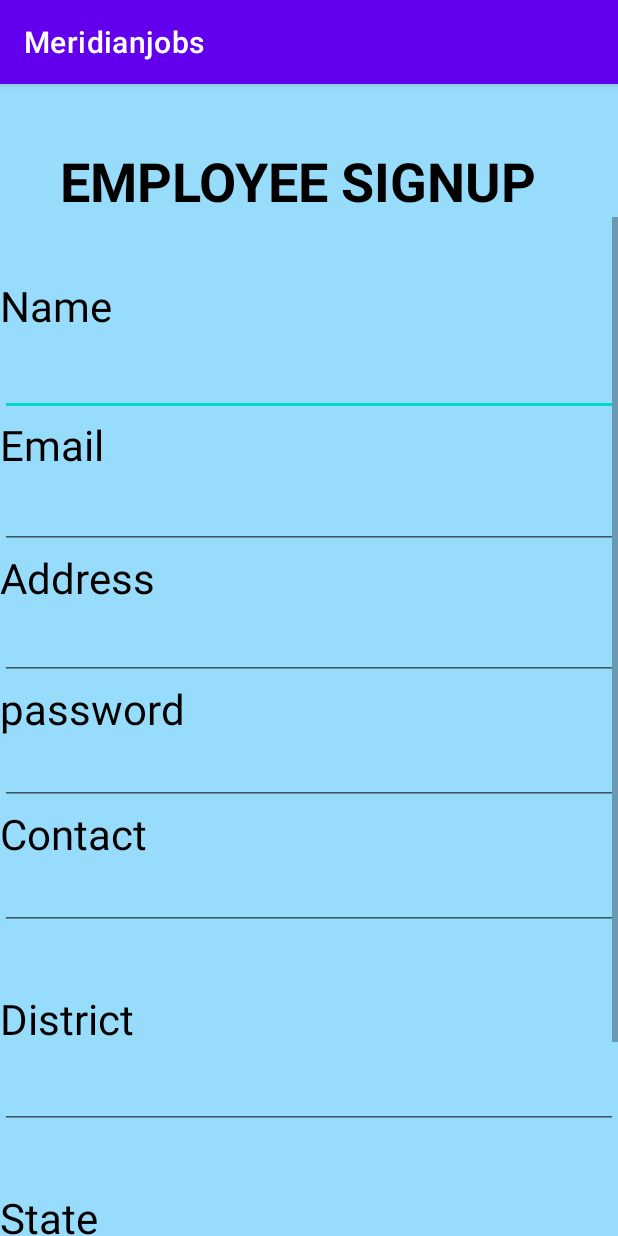
After one commit to meridianjobs/Meridianjobs-login, an Android app: the employee screen opened directly, with no data from a screen before it, on a phone screen of 412 x 824 dp. The commit adds this screen. Run offline under Robolectric (Android 15) with nearby library versions, the light colour scheme and no system bars; Roboto replaces fonts that are not available here.

Commit message:
LOGIN-SIGNUP

```diff
--- a/app/build.gradle
+++ b/app/build.gradle
@@ -1,5 +1,6 @@
 plugins {
     id 'com.android.application'
+    id 'com.google.gms.google-services'
 }
 
 android {
@@ -32,6 +33,9 @@ dependencies {
     implementation 'androidx.appcompat:appcompat:1.4.1'
     implementation 'com.google.android.material:material:1.5.0'
     implementation 'androidx.constraintlayout:constraintlayout:2.1.3'
+    implementation 'com.google.firebase:firebase-auth:21.0.1'
+    implementation 'com.google.firebase:firebase-analytics:20.1.0'
+    implementation 'com.google.firebase:firebase-database:20.0.3'
     testImplementation 'junit:junit:4.+'
     androidTestImplementation 'androidx.test.ext:junit:1.1.3'
     androidTestImplementation 'androidx.test.espresso:espresso-core:3.4.0'
--- a/app/src/main/AndroidManifest.xml
+++ b/app/src/main/AndroidManifest.xml
@@ -9,6 +9,12 @@
         android:roundIcon="@mipmap/ic_launcher_round"
         android:supportsRtl="true"
         android:theme="@style/Theme.Meridianjobs">
+        <activity
+            android:name=".employee"
+            android:exported="false" />
+        <activity
+            android:name=".employer"
+            android:exported="false" />
         <activity
             android:name=".Signup"
             android:exported="false" />
--- /dev/null
+++ b/app/src/main/java/com/example/meridianjobs/employee.java
@@ -0,0 +1,14 @@
+package com.example.meridianjobs;
+
+import androidx.appcompat.app.AppCompatActivity;
+
+import android.os.Bundle;
+
+public class employee extends AppCompatActivity {
+
+    @Override
+    protected void onCreate(Bundle savedInstanceState) {
+        super.onCreate(savedInstanceState);
+        setContentView(R.layout.activity_employee);
+    }
+}
--- /dev/null
+++ b/app/src/main/res/layout/activity_employee.xml
@@ -0,0 +1,189 @@
+<?xml version="1.0" encoding="utf-8"?>
+<LinearLayout xmlns:android="http://schemas.android.com/apk/res/android"
+    xmlns:app="http://schemas.android.com/apk/res-auto"
+    xmlns:tools="http://schemas.android.com/tools"
+    android:layout_width="match_parent"
+    android:layout_height="match_parent"
+    tools:context=".employer"
+    android:orientation="vertical"
+    android:background="#6802ABF6"
+    >
+
+    <TextView
+        android:layout_marginTop="40dp"
+
+        android:layout_width="wrap_content"
+        android:layout_height="wrap_content"
+        android:text="EMPLOYEE SIGNUP"
+        android:textSize="36dp"
+        android:textStyle="bold"
+        android:layout_marginLeft="40dp"
+        android:textColor="@color/black"
+        tools:layout_editor_absoluteX="34dp"
+        tools:layout_editor_absoluteY="149dp" />
+
+    <ScrollView
+        android:layout_width="match_parent"
+        android:layout_height="wrap_content"
+        >
+
+        <LinearLayout
+            android:layout_width="match_parent"
+            android:layout_height="match_parent"
+            android:orientation="vertical">
+
+
+    <TextView
+        android:layout_marginTop="40dp"
+        android:id="@+id/textView"
+        android:layout_width="107dp"
+        android:layout_height="47dp"
+        android:text="Name"
+        android:textSize="28dp"
+        android:textColor="@color/black"
+        tools:layout_editor_absoluteX="34dp"
+        tools:layout_editor_absoluteY="149dp" />
+
+    <EditText
+        android:layout_width="match_parent"
+        android:layout_height="wrap_content"
+        android:id="@+id/s_name"
+        android:inputType="textEmailAddress"
+        android:textColor="@color/black"
+        />
+
+
+
+
+
+
+    <TextView
+        android:id="@+id/textView2"
+        android:layout_width="111dp"
+        android:layout_height="43dp"
+        android:textColor="@color/black"
+        android:text="Email"
+        android:textSize="28dp"
+        tools:layout_editor_absoluteX="32dp"
+        tools:layout_editor_absoluteY="219dp"
+        tools:ignore="MissingConstraints" />
+
+
+
+    <EditText
+        android:layout_width="match_parent"
+        android:layout_height="wrap_content"
+        android:id="@+id/s_email"
+        android:textColor="@color/black"
+        />
+
+    <TextView
+        android:id="@+id/textView3"
+        android:layout_width="113dp"
+        android:layout_height="42dp"
+        android:text="Address"
+        android:textSize="28dp"
+        tools:layout_editor_absoluteX="30dp"
+        tools:layout_editor_absoluteY="344dp"
+        android:textColor="@color/black"
+        tools:ignore="MissingConstraints" />
+
+    <EditText
+        android:layout_width="match_parent"
+        android:layout_height="wrap_content"
+        android:id="@+id/s_adrs"
+        android:textColor="@color/black"
+        />
+
+    <TextView
+        android:id="@+id/textView4"
+        android:layout_width="wrap_content"
+        android:layout_height="wrap_content"
+        android:text="password"
+        android:textSize="28dp"
+        android:textColor="@color/black"
+        tools:layout_editor_absoluteX="32dp"
+        tools:layout_editor_absoluteY="290dp"
+        tools:ignore="MissingConstraints" />
+
+    <EditText
+        android:layout_width="match_parent"
+        android:layout_height="wrap_content"
+        android:id="@+id/s_pass"
+        android:inputType="textPassword"
+        android:textColor="@color/black"
+        />
+
+    <TextView
+        android:id="@+id/textView5"
+        android:layout_width="wrap_content"
+        android:layout_height="wrap_content"
+        android:text="Contact"
+        android:textSize="28dp"
+        android:textColor="@color/black"
+        tools:layout_editor_absoluteX="32dp"
+        tools:layout_editor_absoluteY="290dp"
+        tools:ignore="MissingConstraints" />
+
+    <EditText
+        android:layout_width="match_parent"
+        android:layout_height="wrap_content"
+        android:id="@+id/s_cont"
+        android:inputType="number"
+        android:textColor="@color/black"
+        />
+
+    <TextView
+        android:layout_marginTop="40dp"
+        android:id="@+id/textView7"
+        android:layout_width="107dp"
+        android:layout_height="47dp"
+        android:text="District"
+        android:textSize="28dp"
+        android:textColor="@color/black"
+        tools:layout_editor_absoluteX="34dp"
+        tools:layout_editor_absoluteY="149dp" />
+
+    <EditText
+        android:layout_width="match_parent"
+        android:layout_height="wrap_content"
+        android:id="@+id/s_dist"
+        android:inputType="textEmailAddress"
+        android:textColor="@color/black"
+        />
+
+    <TextView
+        android:layout_marginTop="40dp"
+        android:id="@+id/textView99"
+        android:layout_width="107dp"
+        android:layout_height="47dp"
+        android:text="State"
+        android:textSize="28dp"
+        android:textColor="@color/black"
+        tools:layout_editor_absoluteX="34dp"
+        tools:layout_editor_absoluteY="149dp" />
+
+    <EditText
+        android:layout_width="match_parent"
+        android:layout_height="wrap_content"
+        android:id="@+id/s_state"
+        android:inputType="textEmailAddress"
+        android:textColor="@color/black"
+        />
+
+    <Button
+        android:id="@+id/s_button"
+        android:layout_width="wrap_content"
+        android:layout_height="wrap_content"
+        android:text="Save"
+        android:layout_marginLeft="140dp"
+        android:layout_marginTop="20dp"
+        android:textColor="@color/white"
+        android:layout_marginBottom="30dp"
+        />
+        </LinearLayout>
+    </ScrollView>
+
+
+
+</LinearLayout>
--- a/app/src/main/res/layout/activity_login.xml
+++ b/app/src/main/res/layout/activity_login.xml
@@ -6,4 +6,5 @@
     android:layout_height="match_parent"
     tools:context=".Login">
 
+
 </androidx.constraintlayout.widget.ConstraintLayout>
--- a/app/src/main/res/layout/activity_signup.xml
+++ b/app/src/main/res/layout/activity_signup.xml
@@ -9,7 +9,8 @@
         android:layout_width="wrap_content"
         android:layout_height="match_parent"
         android:scaleType="fitXY"
-        android:src="@drawable/bg2" />
+        android:src="@drawable/bg2"
+        tools:ignore="MissingConstraints" />
     <LinearLayout
         android:layout_width="match_parent"
         android:layout_height="match_parent"
--- a/build.gradle
+++ b/build.gradle
@@ -6,6 +6,7 @@ buildscript {
     }
     dependencies {
         classpath "com.android.tools.build:gradle:7.0.3"
+        classpath 'com.google.gms:google-services:4.3.10'
 
         // NOTE: Do not place your application dependencies here; they belong
         // in the individual module build.gradle files
```
Also changed, not shown: app/src/main/java/com/example/meridianjobs/MainActivity.java (+16 -0 lines), app/src/main/java/com/example/meridianjobs/Signup.java (+22 -0 lines), app/src/main/java/com/example/meridianjobs/employer.java (added, +124 -0 lines), app/src/main/java/com/example/meridianjobs/model.java (added, +53 -0 lines), app/src/main/res/layout/activity_employer.xml (added, +139 -0 lines), app/src/main/res/layout/activity_main.xml (+5 -4 lines).
